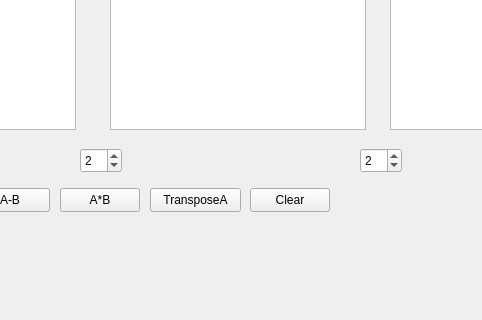
Qt form mainwindow.ui (owczarzakjakub/ModuCalc) before a commit; both pictures show x 640 to 1122 and y 92 to 412 of the 1310 by 540 pixel window.
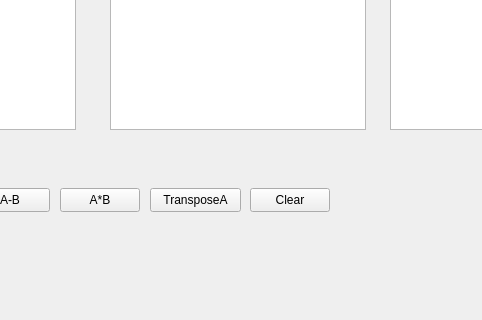
The same form after that commit.

Patch:
```diff
--- a/mainwindow.ui
+++ b/mainwindow.ui
@@ -479,35 +479,6 @@
      </rect>
     </property>
    </widget>
-   <widget class="QSpinBox" name="spinRows">
-    <property name="enabled">
-     <bool>true</bool>
-    </property>
-    <property name="geometry">
-     <rect>
-      <x>720</x>
-      <y>240</y>
-      <width>42</width>
-      <height>25</height>
-     </rect>
-    </property>
-    <property name="value">
-     <number>2</number>
-    </property>
-   </widget>
-   <widget class="QSpinBox" name="spinCols">
-    <property name="geometry">
-     <rect>
-      <x>1000</x>
-      <y>240</y>
-      <width>42</width>
-      <height>25</height>
-     </rect>
-    </property>
-    <property name="value">
-     <number>2</number>
-    </property>
-   </widget>
    <widget class="QTableWidget" name="tableMatrixA">
     <property name="geometry">
      <rect>
```
